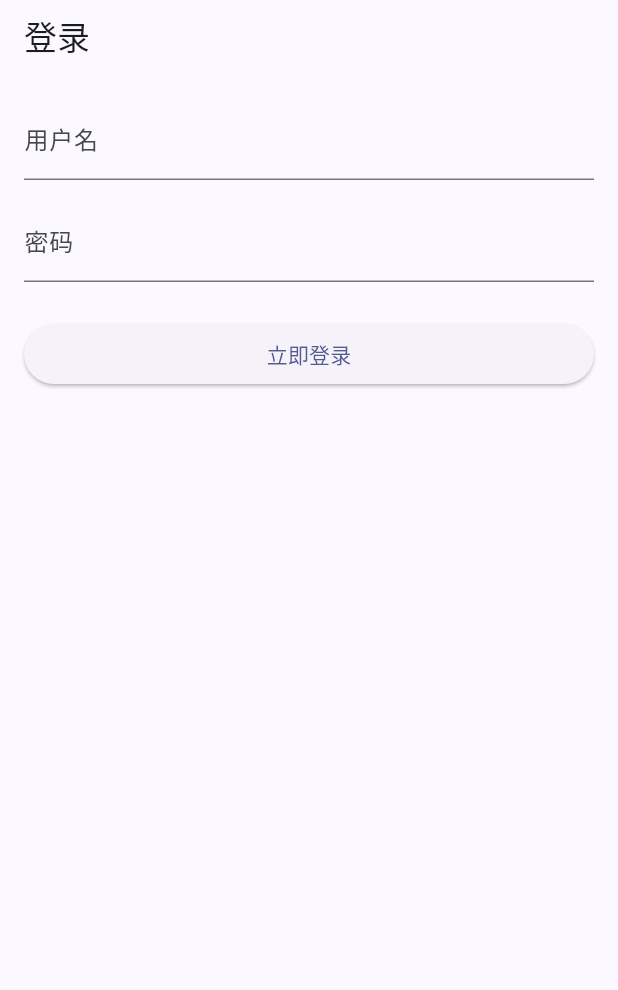
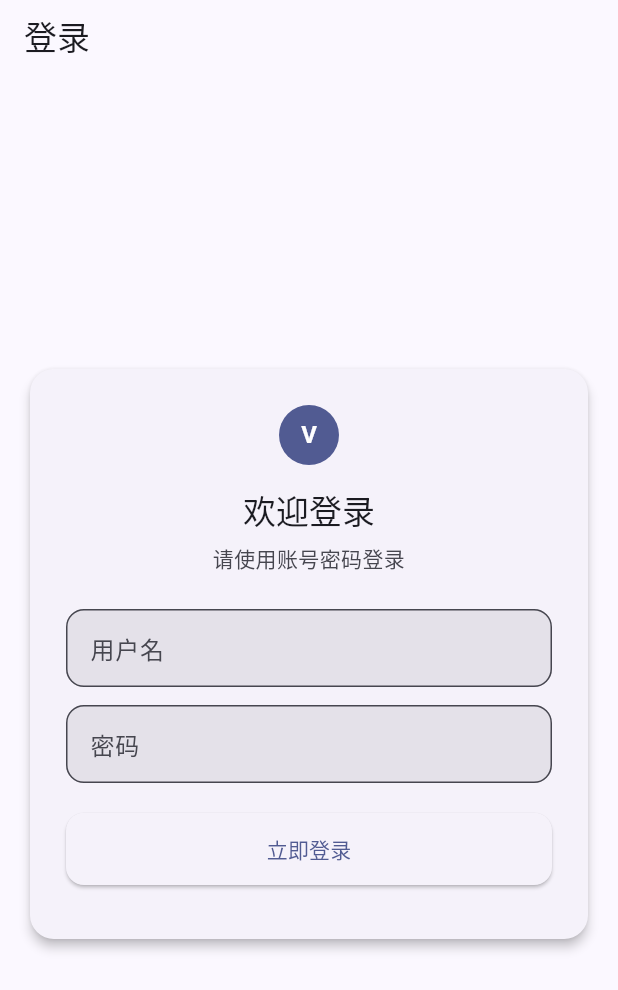
Before and after one commit to enten0103/voidlord, a Flutter app: the screen it shows after launch, on a phone screen of 412 x 824 dp. Shown: the top 990 px of the screen. Run offline on Flutter 3.47's test engine with Material 3 defaults, Android fonts, the light colour scheme and no system bars; our stand-ins replace dio, get; missing offline and left inert: bitsdojo_window.

Commit message:
feat(ui): 登录页改为居中卡片风格
- 使用 Card + 圆角 + 阴影 + 填充式输入框

- 全宽主按钮与顶部简洁标识

- 保留原测试所需 Key 不变

- 通过现有测试与分析

```diff
--- a/lib/pages/login_page.dart
+++ b/lib/pages/login_page.dart
@@ -34,48 +34,138 @@ class LoginPage extends StatelessWidget {
     final c = Get.put(LoginController());
     return Scaffold(
       appBar: const AppTitleBar(title: '登录'),
-      body: Padding(
-        padding: const EdgeInsets.all(16),
+      body: Center(
+        child: SingleChildScrollView(
+          padding: const EdgeInsets.symmetric(horizontal: 16, vertical: 24),
+          child: ConstrainedBox(
+            constraints: const BoxConstraints(maxWidth: 420),
+            child: Card(
+              elevation: 3,
+              shape: RoundedRectangleBorder(
+                borderRadius: BorderRadius.circular(16),
+              ),
+              child: Padding(
+                padding: const EdgeInsets.all(24),
                 child: Column(
+                  mainAxisSize: MainAxisSize.min,
                   crossAxisAlignment: CrossAxisAlignment.stretch,
                   children: [
+                    // 顶部标识与标题
+                    Row(
+                      mainAxisAlignment: MainAxisAlignment.center,
+                      children: [
+                        CircleAvatar(
+                          radius: 20,
+                          backgroundColor: Theme.of(
+                            context,
+                          ).colorScheme.primary,
+                          child: const Text(
+                            'V',
+                            style: TextStyle(
+                              color: Colors.white,
+                              fontWeight: FontWeight.bold,
+                            ),
+                          ),
+                        ),
+                      ],
+                    ),
+                    const SizedBox(height: 16),
+                    Text(
+                      '欢迎登录',
+                      textAlign: TextAlign.center,
+                      style: Theme.of(context).textTheme.titleLarge,
+                    ),
+                    const SizedBox(height: 8),
+                    Text(
+                      '请使用账号密码登录',
+                      textAlign: TextAlign.center,
+                      style: Theme.of(context).textTheme.bodyMedium?.copyWith(
+                        color: Theme.of(context).colorScheme.onSurfaceVariant,
+                      ),
+                    ),
+                    const SizedBox(height: 24),
+
+                    // 输入区域（填充式、圆角）
                     TextField(
                       key: const Key('usernameField'),
-              decoration: const InputDecoration(labelText: '用户名'),
+                      decoration: InputDecoration(
+                        labelText: '用户名',
+                        filled: true,
+                        border: OutlineInputBorder(
+                          borderRadius: BorderRadius.circular(12),
+                        ),
+                        contentPadding: const EdgeInsets.symmetric(
+                          horizontal: 12,
+                          vertical: 14,
+                        ),
+                      ),
                       onChanged: (v) => c.username.value = v,
                     ),
                     const SizedBox(height: 12),
                     TextField(
                       key: const Key('passwordField'),
-              decoration: const InputDecoration(labelText: '密码'),
+                      decoration: InputDecoration(
+                        labelText: '密码',
+                        filled: true,
+                        border: OutlineInputBorder(
+                          borderRadius: BorderRadius.circular(12),
+                        ),
+                        contentPadding: const EdgeInsets.symmetric(
+                          horizontal: 12,
+                          vertical: 14,
+                        ),
+                      ),
                       obscureText: true,
                       onChanged: (v) => c.password.value = v,
                     ),
-            const SizedBox(height: 24),
+                    const SizedBox(height: 20),
+
+                    // 登录按钮（全宽）
                     Obx(
-              () => ElevatedButton(
+                      () => SizedBox(
+                        width: double.infinity,
+                        child: ElevatedButton(
                           key: const Key('loginButton'),
                           onPressed: c.loading.value ? null : c.submit,
+                          style: ElevatedButton.styleFrom(
+                            padding: const EdgeInsets.symmetric(vertical: 14),
+                            shape: RoundedRectangleBorder(
+                              borderRadius: BorderRadius.circular(12),
+                            ),
+                          ),
                           child: c.loading.value
                               ? const SizedBox(
                                   width: 18,
                                   height: 18,
-                        child: CircularProgressIndicator(strokeWidth: 2),
+                                  child: CircularProgressIndicator(
+                                    strokeWidth: 2,
+                                  ),
                                 )
                               : const Text('立即登录'),
                         ),
                       ),
+                    ),
+
+                    const SizedBox(height: 12),
+                    // 错误信息
                     Obx(
                       () => c.error.value == null
                           ? const SizedBox.shrink()
                           : Text(
                               c.error.value ?? '',
-                      style: const TextStyle(color: Colors.red),
+                              textAlign: TextAlign.center,
+                              style: TextStyle(
+                                color: Theme.of(context).colorScheme.error,
+                              ),
                             ),
                     ),
                   ],
                 ),
               ),
+            ),
+          ),
+        ),
+      ),
     );
   }
 }
```
Lines whose indentation alone changed are shown as unchanged.
